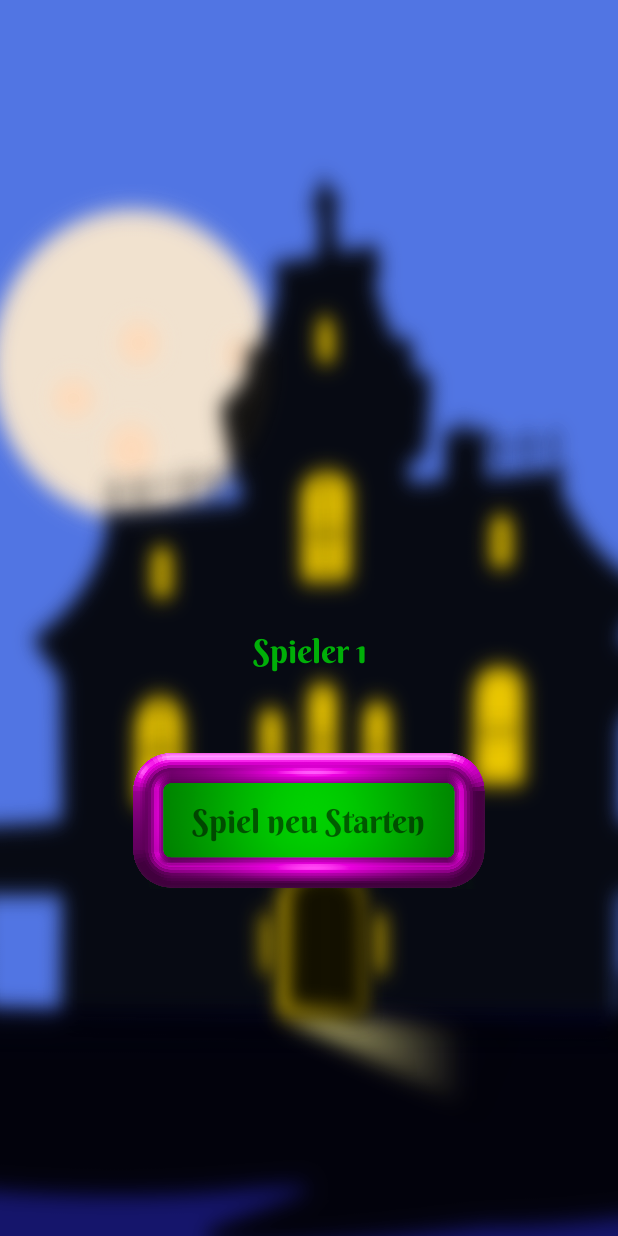
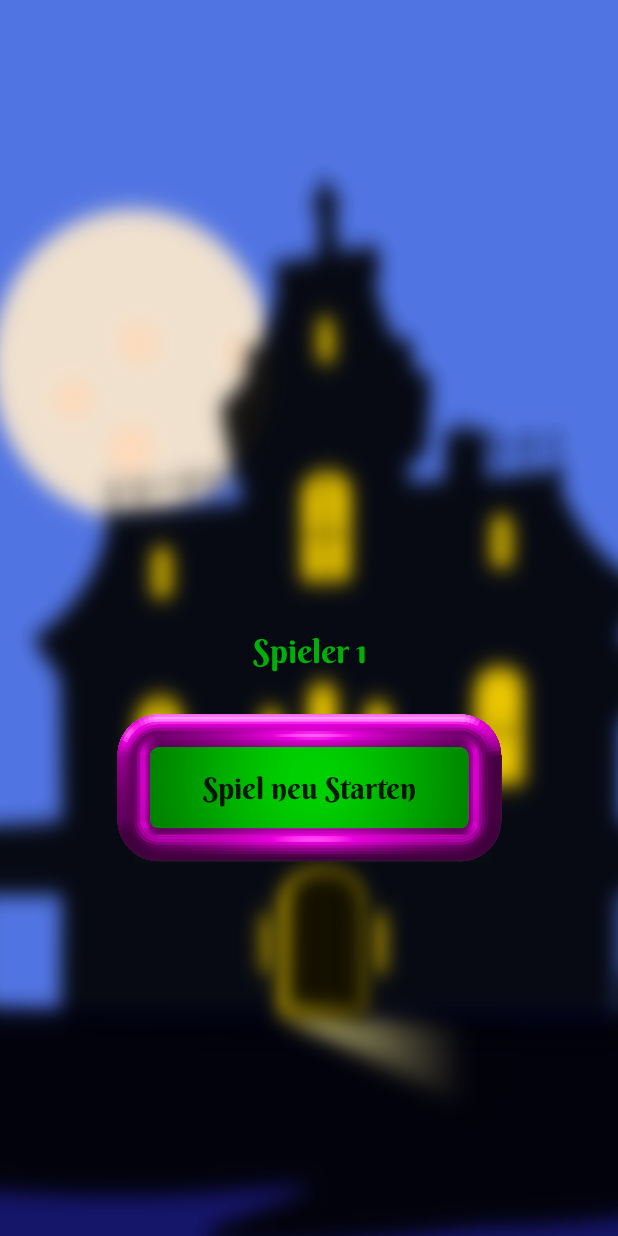
Before and after one commit to jc-oma/And_Tic_Tac_Toe_Free, an Android app: the layout view_board_two_dimensions_simple.xml on its own in the app's theme, with its tools: preview values and no code run, on a phone screen of 412 x 824 dp. Run offline under Robolectric (Android 15) with nearby library versions, the phone set to English and light mode, and no system bars.

Commit message:
removed edged restard button used nativ button instead fixed a bug which lead to not showing background on huawei phone in the game board fragments

```diff
--- /dev/null
+++ b/app/src/main/res/drawable/button_spooky_edged.xml
@@ -0,0 +1,8 @@
+<?xml version="1.0" encoding="utf-8"?>
+<selector xmlns:android="http://schemas.android.com/apk/res/android">
+    <item android:state_pressed="true"
+        android:drawable="@drawable/blender_buttonedge2_touched" /> <!-- pressed -->
+    <item android:state_focused="true"
+        android:drawable="@drawable/blender_buttonedge2_touched" /> <!-- focused -->
+    <item android:drawable="@drawable/blender_buttonedge2" /> <!-- default -->
+</selector>
--- a/app/src/main/res/layout/view_board_two_dimensions_simple.xml
+++ b/app/src/main/res/layout/view_board_two_dimensions_simple.xml
@@ -8,10 +8,10 @@
     <ImageView
         android:layout_width="0dp"
         android:layout_height="0dp"
+        android:background="@color/white"
         android:scaleType="centerCrop"
         android:scaleY="1.1"
-        android:background="@color/white"
-        android:src="@drawable/spooky_house_background_diffuse"
+        android:src="@drawable/spooky_house_background_diffuse_small"
         app:layout_constraintBottom_toBottomOf="parent"
         app:layout_constraintEnd_toEndOf="parent"
         app:layout_constraintStart_toStartOf="parent"
@@ -29,7 +29,7 @@
         android:layout_width="match_parent"
         android:layout_height="match_parent"
         android:translationZ="40dp"
-        android:visibility="gone"/>
+        android:visibility="gone" />
 
     <ImageView
         android:id="@+id/one_one"
@@ -182,10 +182,16 @@
         app:layout_constraintTop_toBottomOf="@+id/three_three"
         tools:text="Spieler 1" />
 
-    <com.jcDevelopment.tictactoeadfree.module.gameButtons.EdgedGameButton
+    <Button
         android:id="@+id/restart_game_button"
-        android:layout_width="wrap_content"
-        android:layout_height="wrap_content"
+        android:layout_width="258dp"
+        android:layout_height="0dp"
+        app:layout_constraintDimensionRatio="256:100"
+        android:background="@drawable/button_spooky_edged"
+        android:fontFamily="@font/berkshire_swash_regular"
+        android:text="@string/restart_game"
+        android:textAllCaps="false"
+        android:textSize="20sp"
         app:layout_constraintEnd_toEndOf="parent"
         app:layout_constraintStart_toStartOf="parent"
         app:layout_constraintTop_toBottomOf="@id/game_info" />
@@ -194,12 +200,12 @@
         android:id="@+id/simple_2d_thinking_witch"
         android:layout_width="0dp"
         android:layout_height="0dp"
+        android:alpha="0"
         android:rotation="-30"
-        android:alpha="0"
-        tools:alpha="1"
+        android:src="@drawable/ic_spooky_thinking_witch"
+        app:layout_constraintBottom_toBottomOf="parent"
+        app:layout_constraintEnd_toEndOf="parent"
+        app:layout_constraintStart_toStartOf="@id/three_two"
         app:layout_constraintTop_toBottomOf="@id/three_three"
-        app:layout_constraintStart_toStartOf="@id/three_two"
-        app:layout_constraintEnd_toEndOf="parent"
-        android:src="@drawable/ic_spooky_thinking_witch"
-        app:layout_constraintBottom_toBottomOf="parent"/>
+        tools:alpha="0" />
 </androidx.constraintlayout.widget.ConstraintLayout>
--- a/app/src/main/res/layout/view_button_edged.xml
+++ /dev/null
@@ -1,37 +0,0 @@
-<?xml version="1.0" encoding="utf-8"?>
-<androidx.constraintlayout.widget.ConstraintLayout xmlns:android="http://schemas.android.com/apk/res/android"
-    android:id="@+id/edge_button_root"
-    android:layout_width="wrap_content"
-    android:layout_height="wrap_content"
-    android:paddingStart="10dp"
-    android:paddingEnd="10dp"
-    xmlns:app="http://schemas.android.com/apk/res-auto">
-
-    <ImageView
-        android:id="@+id/edged_button_image"
-        android:layout_width="0dp"
-        android:layout_height="0dp"
-        app:layout_constraintStart_toStartOf="@id/restart_game_button"
-        app:layout_constraintTop_toTopOf="@id/restart_game_button"
-        app:layout_constraintEnd_toEndOf="@id/restart_game_button"
-        app:layout_constraintBottom_toBottomOf="@id/restart_game_button"
-        android:src="@drawable/blender_buttonedge2"/>
-
-    <TextView
-        android:id="@+id/restart_game_button"
-        android:fontFamily="@font/berkshire_swash_regular"
-        android:backgroundTint="@color/fullTransparent"
-        android:layout_width="wrap_content"
-        android:layout_height="wrap_content"
-        android:paddingStart="40dp"
-        android:paddingEnd="40dp"
-        android:paddingBottom="40dp"
-        android:textSize="22sp"
-        android:paddingTop="40dp"
-        android:layout_marginTop="18dp"
-        android:text="@string/restart_game"
-        app:layout_constraintEnd_toEndOf="parent"
-        app:layout_constraintStart_toStartOf="parent"
-        app:layout_constraintTop_toTopOf="parent"/>
-
-</androidx.constraintlayout.widget.ConstraintLayout>
```
Also changed, not shown: app/src/main/java/com/jcDevelopment/tictactoeadfree/module/boardsUI/twoDimensions/simpleFourInARow/SimpleFourInARowBoardFragment.kt (+5 -9 lines), app/src/main/java/com/jcDevelopment/tictactoeadfree/module/boardsUI/twoDimensions/simpleXOBoard/SimpleTicTacToeBoardView.kt (+23 -19 lines), app/src/main/java/com/jcDevelopment/tictactoeadfree/module/gameButtons/EdgedGameButton.kt (deleted, +0 -79 lines), app/src/main/res/layout/fragment_simple_four_in_a_row_board.xml (+23 -31 lines), app/src/main/res/drawable/spooky_house_background_diffuse_small.png (added).
